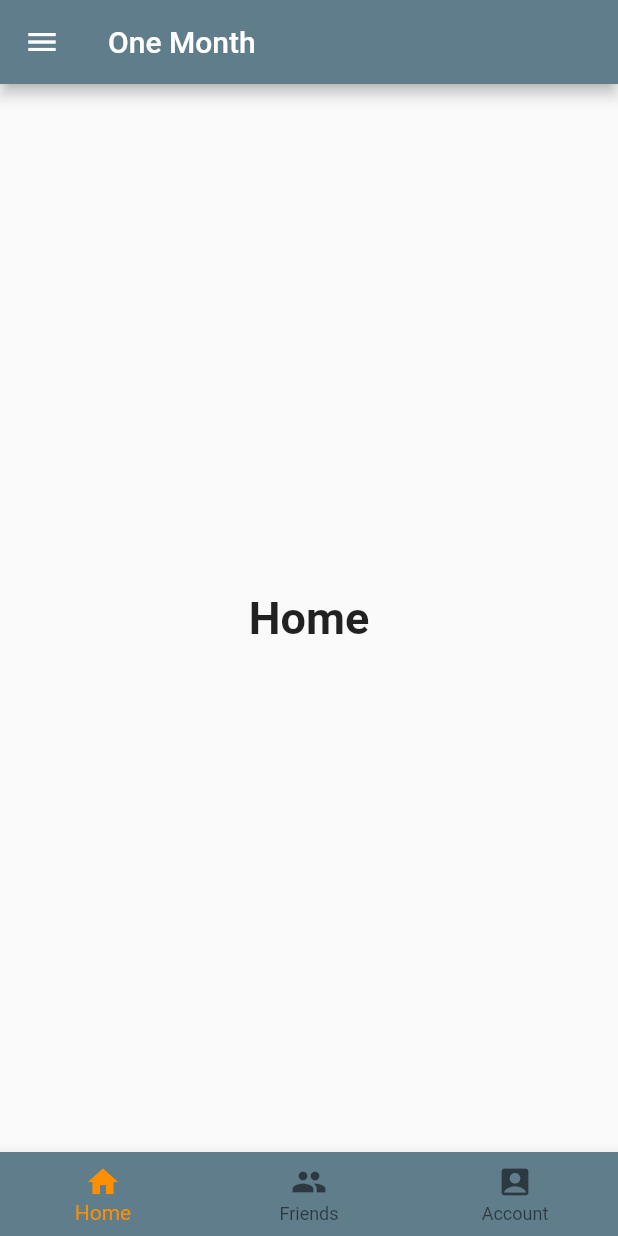
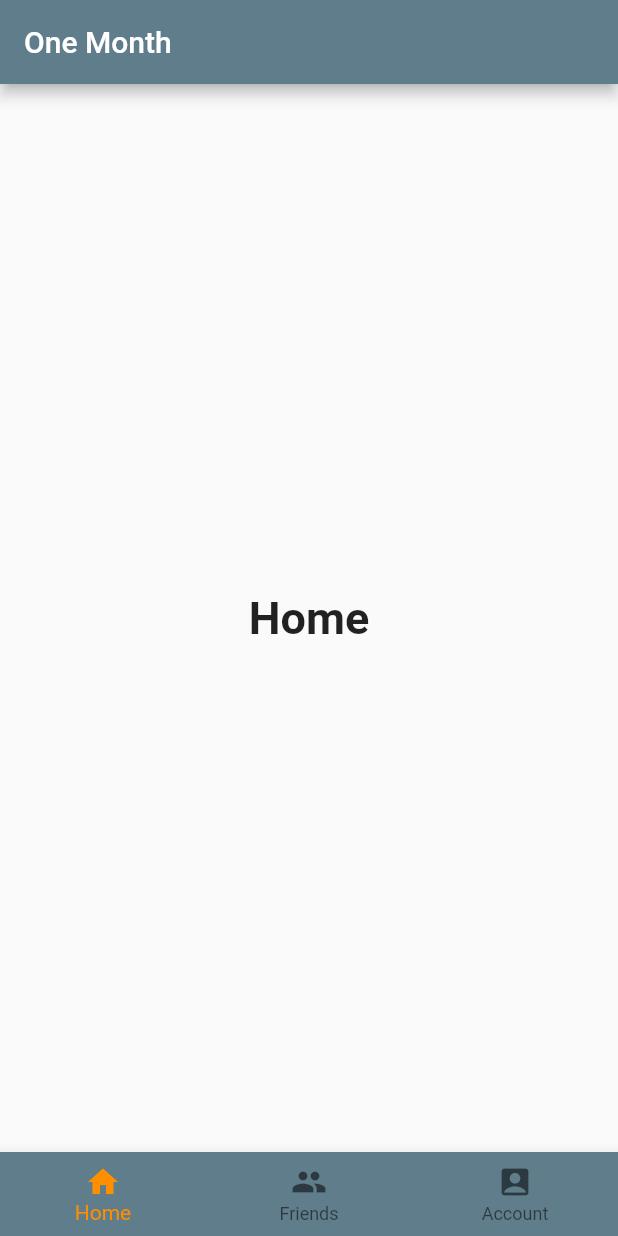
Before and after one commit to mitchrhammond/one-month, a Flutter app: the screen it shows after launch, on a phone screen of 412 x 824 dp. Run offline on Flutter 3.47's test engine with Material 2 defaults, Android fonts, the phone set to English and light mode, and no system bars.

```diff
--- a/lib/main.dart
+++ b/lib/main.dart
@@ -62,31 +62,6 @@ class _MyStatefulWidgetState extends State<MyStatefulWidget> {
       body: Center(
         child: _widgetOptions.elementAt(_selectedIndex),
       ),
-      drawer: Drawer(
-        child: ListView(
-          padding: EdgeInsets.zero,
-          children: <Widget>[
-            DrawerHeader(
-              child: Text('Drawer Header'),
-              decoration: BoxDecoration(
-                color: Colors.blueGrey,
-              ),
-            ),
-            ListTile(
-              title: Text('Item 1'),
-              onTap: () {
-                Navigator.pop(context);
-              },
-            ),
-            ListTile(
-              title: Text('Item 2'),
-              onTap: () {
-                Navigator.pop(context);
-              },
-            ),
-          ],
-        ),
-      ),
       bottomNavigationBar: BottomNavigationBar(
         items: const <BottomNavigationBarItem>[
           BottomNavigationBarItem(
```
Also changed, not shown: pubspec.yaml (+10 -0 lines), pubspec.lock, 6 other files.
